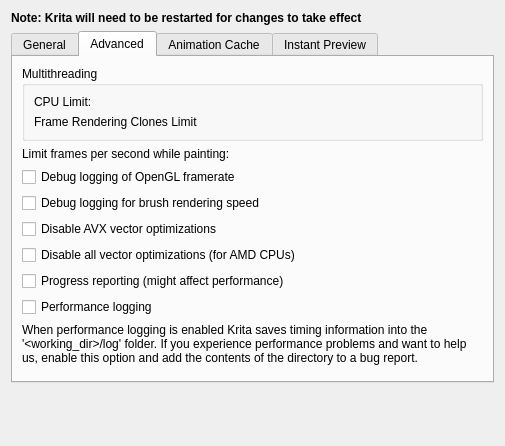
Above: libs/ui/forms/wdgperformancesettings.ui from KDE/krita before the change. Below: the same form after it.
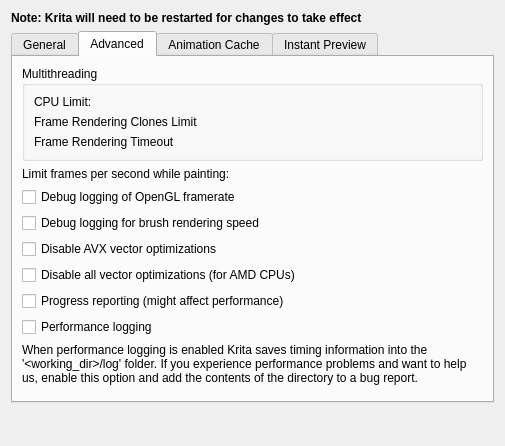
That is the form after the change. The open tabs and pages were chosen to show the change. Custom widgets are drawn as their Qt base class.

Commit message:
Add GUI configuration for the frame rendering timeout
The default value for the timeout is 30 seconds, but it might
be too short in case the user has too heavy file or increases
animation rendering clones number too much.

Related thread on KA:
https://krita-artists.org/t/animation-frame-rendering-clones-limit-render-in-failure/25029

CC:kimageshop@kde.org

Diff of the .ui file:
```diff
--- a/libs/ui/forms/wdgperformancesettings.ui
+++ b/libs/ui/forms/wdgperformancesettings.ui
@@ -315,6 +315,26 @@
             </property>
            </widget>
           </item>
+          <item row="2" column="0">
+           <widget class="QLabel" name="label_11">
+            <property name="text">
+             <string>Frame Rendering Timeout</string>
+            </property>
+           </widget>
+          </item>
+          <item row="2" column="1">
+           <widget class="KisSliderSpinBox" name="sliderFrameTimeout" native="true">
+            <property name="sizePolicy">
+             <sizepolicy hsizetype="MinimumExpanding" vsizetype="Minimum">
+              <horstretch>0</horstretch>
+              <verstretch>0</verstretch>
+             </sizepolicy>
+            </property>
+            <property name="toolTip">
+             <string>&lt;html&gt;&lt;head/&gt;&lt;body&gt;&lt;p&gt;The timeout for rendering one frame. If your animation rendering fails regularly with a timeout, try increasing this value&lt;/p&gt;&lt;p&gt;&lt;br/&gt;&lt;/p&gt;&lt;p&gt;&lt;span style=&quot; font-weight:600;&quot;&gt;Recommended value:&lt;/span&gt; 30...60 seconds&lt;/p&gt;&lt;/body&gt;&lt;/html&gt;</string>
+            </property>
+           </widget>
+          </item>
          </layout>
         </widget>
        </item>
```
Left out of the diff: 48 changed lines with no effect on the pictures. The commit also changes 1 other file.
